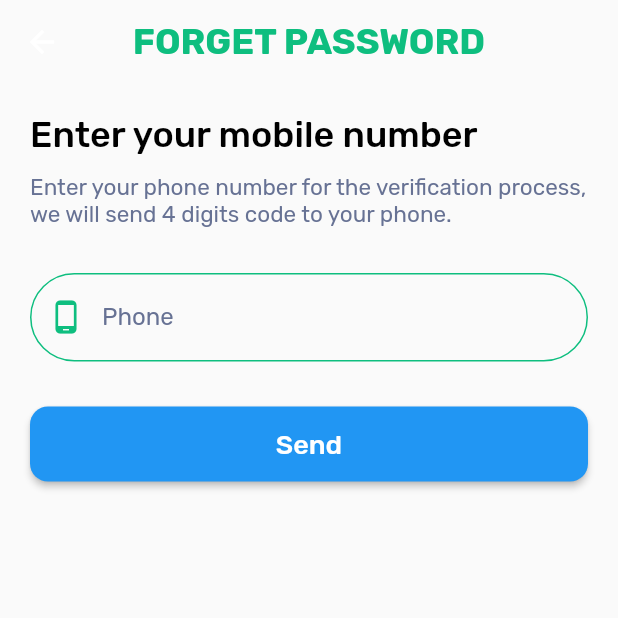
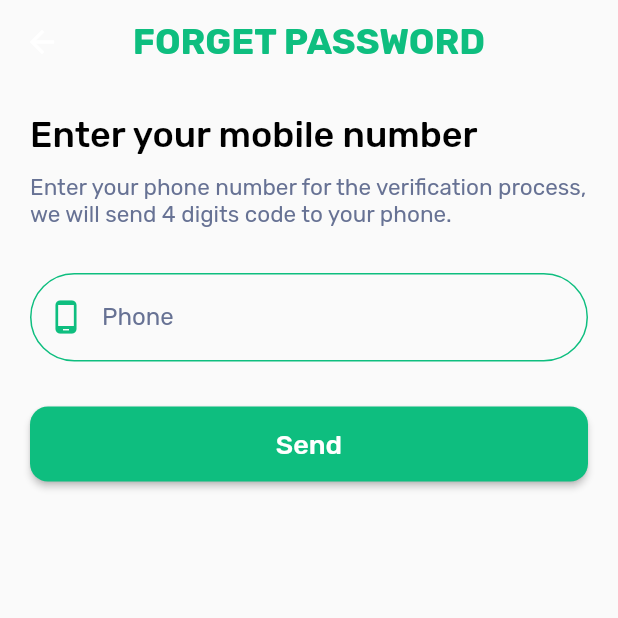
Before and after one commit to Khaled-Shbair/smart_store, a Flutter app: the screen it shows after launch, after a tap on "Forget password?", on a phone screen of 412 x 824 dp, the top half of it. Run offline on Flutter 3.47's test engine with Material 2 defaults, Android fonts, the phone set to English and light mode, and no system bars; our stand-ins replace carousel_slider, flutter_rating_bar, flutter_svg, fluttertoast, get, shared_preferences; network calls fail.

Commit message:
Merge remote-tracking branch 'origin/master'
# Conflicts:
#	lib/app_routers.dart
#	lib/constants/colors.dart
#	lib/screens/auth_screen/forget_password.dart
#	lib/screens/auth_screen/login_screen.dart
#	lib/screens/auth_screen/register_screen.dart
#	lib/screens/auth_screen/reset_password_screen.dart
#	lib/screens/smart_store_layout.dart
#	lib/utils/helpers.dart
#	lib/widgets/appBar_app.dart
#	lib/widgets/button_auth.dart
#	lib/widgets/code_field.dart
#	lib/widgets/input_filed.dart
#	lib/widgets/password_filed.dart

```diff
--- a/lib/app_routers.dart
+++ b/lib/app_routers.dart
@@ -25,9 +25,10 @@ class AppRouters {
         return MaterialPageRoute(builder: (context) => const RegisterScreen());
       case forgetPassword:
         return MaterialPageRoute(builder: (context) => const ForgetPassword());
-      case smartStoreLayout:
-        return MaterialPageRoute(
-            builder: (context) => const SmartStoreLayout());
+      case categoryScreen:
+        return MaterialPageRoute(builder: (context) => const CategoryScreen());
+      case appLayout:
+        return MaterialPageRoute(builder: (context) => const AppLayout());
       case subCategoryScreen:
         return MaterialPageRoute(
             builder: (context) => const SubCategoryScreen());
--- a/lib/constants/colors.dart
+++ b/lib/constants/colors.dart
@@ -7,4 +7,5 @@ class ColorsApp {
   static const Color red = Color(0XFFFF0000);
   static const Color gery = Color(0XFF677294);
   static const Color geryBold = Color(0XFF858EA9);
+  static const Color scaffoldColor = Colors.white;
 }
--- a/lib/constants/routes.dart
+++ b/lib/constants/routes.dart
@@ -1,12 +1,15 @@
+const String appLayout = '/appLayout';
 const String mainScreen = '/mainScreen';
 const String loginScreen = '/loginScreen';
 const String launchScreen = '/launchScreen';
 const String registerScreen = '/registerScreen';
 const String forgetPassword = '/forgetPassword';
 const String sendCodeScreen = '/sendCodeScreen';
+const String settingsScreen = '/settingsScreen';
 const String detailsProduct = '/detailsProduct';
-const String smartStoreLayout = '/smartStoreLayout';
+const String categoryScreen = '/categoryScreen';
+const String favoriteScreen = '/favoriteScreen';
 const String subCategoryScreen = '/subCategoryScreen';
+const String resetPasswordScreen = '/resetPasswordScreen';
+const String productDetailsScreen = '/productDetailsScreen';
 const String productCategoryScreen = '/productCategoryScreen';
-const String productDetailsScreen = '/productDetailsScreen';
-const String resetPasswordScreen = '/resetPasswordScreen';
--- a/lib/main.dart
+++ b/lib/main.dart
@@ -1,5 +1,4 @@
 import 'package:flutter/material.dart';
-import 'package:smart_store/screens/auth_screen/login_screen.dart';
 import 'app_routers.dart';
 import 'shared_preferences/pref_controller.dart';
 
--- a/lib/screens/auth_screen/forget_password.dart
+++ b/lib/screens/auth_screen/forget_password.dart
@@ -1,14 +1,13 @@
 import 'package:flutter/material.dart';
+import '../../utils/helpers.dart';
+import '../../constants/fonts.dart';
 import '../../api/api_response.dart';
 import '../../constants/routes.dart';
 import '../../constants/colors.dart';
-import '../../constants/fonts.dart';
-import '../../getX/auth_controller_getX.dart';
-import '../../utils/helpers.dart';
-import '../../widgets/appBar_app.dart';
 import '../../widgets/button_auth.dart';
 import '../../widgets/input_filed.dart';
 import '../../widgets/view_details.dart';
+import '../../getX/auth_controller_getX.dart';
 
 class ForgetPassword extends StatefulWidget {
   const ForgetPassword({Key? key}) : super(key: key);
@@ -35,7 +34,17 @@ class _ForgetPasswordState extends State<ForgetPassword> with Helpers {
   @override
   Widget build(BuildContext context) {
     return Scaffold(
-      appBar: appBarApp(title: 'FORGET PASSWORD'),
+      appBar: AppBar(
+        title: const ViewDetails(
+          data: 'FORGET PASSWORD',
+          fontFamily: FontsApp.fontBold,
+          color: ColorsApp.green,
+          fontSize: 24,
+        ),
+        centerTitle: true,
+        elevation: 0,
+        backgroundColor: Colors.transparent,
+      ),
       body: ListView(
         padding: const EdgeInsetsDirectional.all(20),
         physics: const NeverScrollableScrollPhysics(),
--- a/lib/screens/auth_screen/login_screen.dart
+++ b/lib/screens/auth_screen/login_screen.dart
@@ -1,16 +1,15 @@
 import 'package:flutter/material.dart';
 import 'package:get/get.dart';
+import '../../utils/helpers.dart';
+import '../../constants/fonts.dart';
 import '../../constants/colors.dart';
-import '../../widgets/view_details.dart';
 import '../../api/api_response.dart';
 import '../../constants/routes.dart';
-import '../../constants/fonts.dart';
-import '../../getX/auth_controller_getX.dart';
-import '../../utils/helpers.dart';
-import '../../widgets/appBar_app.dart';
 import '../../widgets/button_auth.dart';
 import '../../widgets/input_filed.dart';
+import '../../widgets/view_details.dart';
 import '../../widgets/password_filed.dart';
+import '../../getX/auth_controller_getX.dart';
 
 class LoginScreen extends StatefulWidget {
   const LoginScreen({Key? key}) : super(key: key);
@@ -44,7 +43,17 @@ class _LoginScreenState extends State<LoginScreen> with Helpers {
   @override
   Widget build(BuildContext context) {
     return Scaffold(
-      appBar: appBarApp(title: 'LOGIN'),
+      appBar: AppBar(
+        title: const ViewDetails(
+          data: 'LOGIN',
+          fontFamily: FontsApp.fontBold,
+          color: ColorsApp.green,
+          fontSize: 24,
+        ),
+        centerTitle: true,
+        elevation: 0,
+        backgroundColor: Colors.transparent,
+      ),
       body: ListView(
         padding: const EdgeInsetsDirectional.all(20),
         physics: const NeverScrollableScrollPhysics(),
--- a/lib/screens/launch_screen.dart
+++ b/lib/screens/launch_screen.dart
@@ -1,5 +1,6 @@
 import 'package:flutter/material.dart';
 import 'package:flutter_svg/flutter_svg.dart';
+import '../constants/colors.dart';
 import '../shared_preferences/pref_controller.dart';
 import '../constants/routes.dart';
 
@@ -14,16 +15,16 @@ class _LaunchScreenState extends State<LaunchScreen> {
   @override
   void initState() {
     super.initState();
-    String route = PrefController().login ? smartStoreLayout : loginScreen;
-    Future.delayed(
-      const Duration(seconds: 3),
-      () => Navigator.pushReplacementNamed(context, route),
-    );
+    String route = PrefController().login ? appLayout : loginScreen;
+    Future.delayed(const Duration(seconds: 3), () {
+      Navigator.pushReplacementNamed(context, route);
+    });
   }
 
   @override
   Widget build(BuildContext context) {
     return Scaffold(
+      backgroundColor: ColorsApp.scaffoldColor,
       body: Center(
         child: Column(
           mainAxisAlignment: MainAxisAlignment.center,
--- a/lib/screens/product_details_screen.dart
+++ b/lib/screens/product_details_screen.dart
@@ -1,7 +1,7 @@
+import 'package:flutter_rating_bar/flutter_rating_bar.dart';
 import 'package:flutter/material.dart';
-import 'package:flutter_rating_bar/flutter_rating_bar.dart';
 import 'package:get/get.dart';
-import 'package:smart_store/getX/product_details_getX.dart';
+import '../getX/product_details_getX.dart';
 import '../widgets/view_details.dart';
 
 class ProductDetailsScreen extends StatefulWidget {
--- a/lib/widgets/appBar_app.dart
+++ /dev/null
@@ -1,20 +0,0 @@
-import 'package:flutter/material.dart';
-
-import '../constants/colors.dart';
-import '../constants/fonts.dart';
-
-PreferredSizeWidget appBarApp({required String title}) {
-  return AppBar(
-    title: Text(
-      title,
-      style: const TextStyle(
-        fontFamily: FontsApp.fontBold,
-        color: ColorsApp.green,
-        fontSize: 24,
-      ),
-    ),
-    centerTitle: true,
-    elevation: 0,
-    backgroundColor: Colors.transparent,
-  );
-}
--- a/lib/widgets/button_auth.dart
+++ b/lib/widgets/button_auth.dart
@@ -18,7 +18,7 @@ class ButtonAuth extends StatelessWidget {
       onPressed: onPressed,
       style: ElevatedButton.styleFrom(
         minimumSize: const Size(double.infinity, 50),
-        primary: MyColors.green,
+        primary: ColorsApp.green,
         shape: RoundedRectangleBorder(
           borderRadius: BorderRadius.circular(12),
         ),
```
Also changed, not shown: lib/screens/auth_screen/reset_password_screen.dart (+17 -8 lines), lib/screens/category_screen.dart (+35 -15 lines), lib/screens/favorite_screen.dart (+74 -41 lines), lib/screens/home_screen.dart (+68 -28 lines), lib/screens/notification_screen.dart (deleted, +0 -16 lines), lib/screens/settings_screen.dart (added, +35 -0 lines), lib/screens/smart_store_layout.dart (+13 -18 lines).
